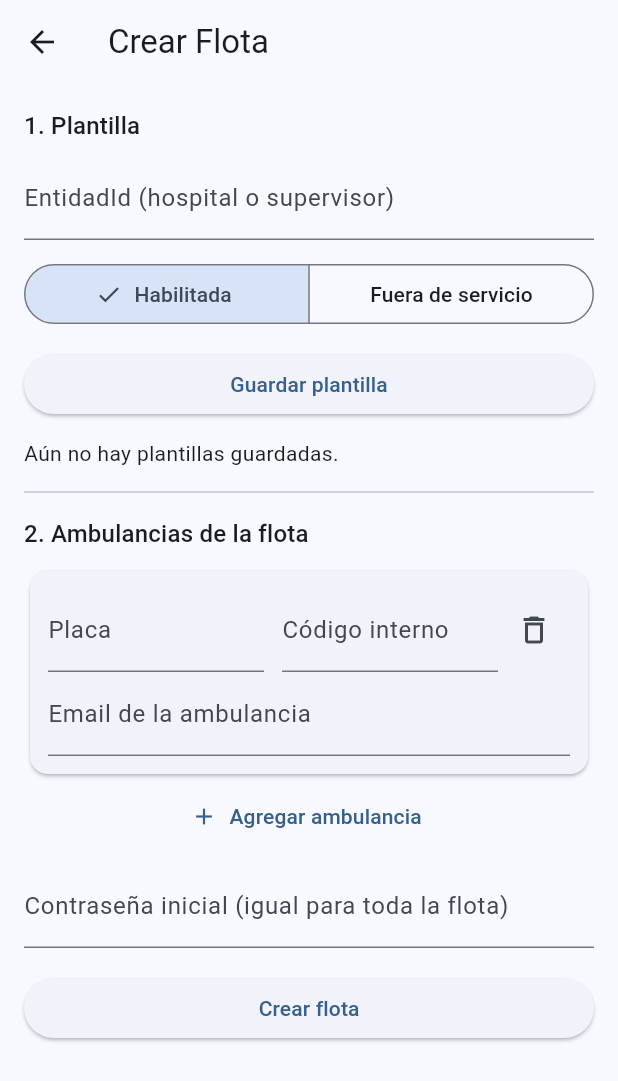
After one commit to Efe-T28/vialert, a Flutter app: the AdminCrearPersonalScreen screen opened directly, after a tap on "Crear Flota", on a phone screen of 412 x 824 dp. The commit adds this screen. Shown: the top 1081 px of the screen. Run offline on Flutter 3.47's test engine with Material 3 defaults, Android fonts, the phone set to English and light mode, and no system bars; our stand-ins replace cloud_firestore, firebase_auth, firebase_core, geolocator, google_maps_flutter; missing offline and left inert: flutter_polyline_points; accounts and stored records are empty; generated files the repository leaves out were written again.

Commit message:
Patron Prototype aplicado para crear flotas de ambulancias desde plantillas

```diff
--- /dev/null
+++ b/lib/controllers/flota_controller.dart
@@ -0,0 +1,110 @@
+import 'package:flutter/foundation.dart';
+import '../domain/builders/ambulancia_builder.dart';
+import '../domain/builders/ambulancia_director.dart';
+import '../domain/plantillas_flota.dart';
+import '../services/i_auth_service.dart';
+
+/// Datos propios de cada unidad de la flota.
+class FilaFlota {
+  final String placa;
+  final String codigoInterno;
+  final String email;
+  final String password;
+
+  const FilaFlota({
+    required this.placa,
+    required this.codigoInterno,
+    required this.email,
+    required this.password,
+  });
+}
+
+/// Resultado de procesar una fila: error == null significa creada.
+class ResultadoFila {
+  final FilaFlota fila;
+  final String? error;
+
+  const ResultadoFila(this.fila, {this.error});
+
+  bool get exito => error == null;
+}
+
+class FlotaController extends ChangeNotifier {
+  final IAuthService _auth;
+  final PlantillasFlota _plantillas;
+
+  FlotaController(this._auth, {PlantillasFlota? plantillas})
+      : _plantillas = plantillas ?? PlantillasFlota();
+
+  bool creando = false;
+  int procesadas = 0;
+  int total = 0;
+  List<ResultadoFila> resultados = const [];
+
+  List<String> get entidadesConPlantilla => _plantillas.entidades;
+
+  /// Define (o reemplaza) la plantilla de una entidad.
+  /// Devuelve un mensaje de error, o null si todo salió bien.
+  String? definirPlantilla(
+    String entidadId, {
+    String estadoOperativo = 'habilitada',
+  }) {
+    if (entidadId.trim().isEmpty) return 'La entidad no puede estar vacía';
+
+    final base = AmbulanciaBuilder();
+    AmbulanciaDirector(base).construirPlantilla(
+      entidadId: entidadId,
+      estadoOperativo: estadoOperativo,
+    );
+    _plantillas.registrar(entidadId, base);
+    notifyListeners();
+    return null;
+  }
+
+  /// Se llama al abrir la pantalla. No notifica: aún no se ha construido.
+  void limpiarResultados() {
+    if (creando) return;
+    resultados = const [];
+  }
+
+  /// Crea una ambulancia por fila, en secuencia. Un error en una fila no
+  /// detiene las demás; el resultado de cada una queda en la lista devuelta.
+  Future<List<ResultadoFila>> crearFlota(
+    String entidadId,
+    List<FilaFlota> filas,
+  ) async {
+    if (creando) return const [];
+
+    creando = true;
+    procesadas = 0;
+    total = filas.length;
+    resultados = const [];
+    notifyListeners();
+
+    final salida = <ResultadoFila>[];
+    for (final fila in filas) {
+      try {
+        final datos = _plantillas.nueva(entidadId); // Prototype: clon
+        AmbulanciaDirector(datos).completarUnidad(
+          placa: fila.placa,
+          codigoInterno: fila.codigoInterno,
+        );
+        await _auth.registerAmbulancia(
+          email: fila.email,
+          password: fila.password,
+          datos: datos,
+        );
+        salida.add(ResultadoFila(fila));
+      } catch (e) {
+        salida.add(ResultadoFila(fila, error: e.toString()));
+      }
+      procesadas++;
+      notifyListeners();
+    }
+
+    resultados = salida;
+    creando = false;
+    notifyListeners();
+    return salida;
+  }
+}
--- a/lib/domain/builders/ambulancia_builder.dart
+++ b/lib/domain/builders/ambulancia_builder.dart
@@ -41,6 +41,14 @@ class AmbulanciaBuilder implements IAmbulanciaBuilder {
   }
 
   @override
+  AmbulanciaBuilder clone() => AmbulanciaBuilder()
+    .._placa = _placa
+    .._codigoInterno = _codigoInterno
+    .._entidadId = _entidadId
+    .._email = _email
+    .._estadoOperativo = _estadoOperativo;
+
+  @override
   AmbulanciaModel build({required String id}) {
     final placa = _placa ?? '';
     final codigo = _codigoInterno ?? '';
--- a/lib/domain/builders/ambulancia_director.dart
+++ b/lib/domain/builders/ambulancia_director.dart
@@ -29,4 +29,22 @@ class AmbulanciaDirector {
       ..entidad(entidadId)
       ..estadoOperativo('inactiva');
   }
+
+  void construirPlantilla({
+    required String entidadId,
+    String estadoOperativo = 'habilitada',
+  }) {
+    _builder
+      ..entidad(entidadId)
+      ..estadoOperativo(estadoOperativo);
+  }
+
+  void completarUnidad({
+    required String placa,
+    required String codigoInterno,
+  }) {
+    _builder
+      ..placa(placa)
+      ..codigoInterno(codigoInterno);
+  }
 }
--- a/lib/domain/builders/ambulancia_prueba_builder.dart
+++ b/lib/domain/builders/ambulancia_prueba_builder.dart
@@ -41,6 +41,14 @@ class AmbulanciaPruebaBuilder implements IAmbulanciaBuilder {
     return this;
   }
 
+    @override
+  AmbulanciaPruebaBuilder clone() => AmbulanciaPruebaBuilder()
+    .._placa = _placa
+    .._codigoInterno = _codigoInterno
+    .._entidadId = _entidadId
+    .._email = _email
+    .._estadoOperativo = _estadoOperativo;
+
   @override
   AmbulanciaModel build({required String id}) {
     final n = (++_secuencia).toString().padLeft(3, '0');
--- a/lib/domain/builders/i_ambulancia_builder.dart
+++ b/lib/domain/builders/i_ambulancia_builder.dart
@@ -1,6 +1,7 @@
 import '../../models/ambulancia_model.dart';
+import '../prototipo.dart';
 
-abstract class IAmbulanciaBuilder {
+abstract class IAmbulanciaBuilder implements Prototipo<IAmbulanciaBuilder> {
   IAmbulanciaBuilder placa(String valor);
   IAmbulanciaBuilder codigoInterno(String valor);
   IAmbulanciaBuilder entidad(String valor);
--- /dev/null
+++ b/lib/domain/plantillas_flota.dart
@@ -0,0 +1,22 @@
+import 'builders/i_ambulancia_builder.dart';
+
+class PlantillasFlota {
+  final Map<String, IAmbulanciaBuilder> _plantillas = {};
+
+  static String normalizar(String entidadId) => entidadId.trim().toUpperCase();
+
+  List<String> get entidades => _plantillas.keys.toList()..sort();
+
+  void registrar(String entidadId, IAmbulanciaBuilder base) {
+    _plantillas[normalizar(entidadId)] = base.clone();
+  }
+
+  /// Entrega un clon listo para completar. Nunca entrega el original.
+  IAmbulanciaBuilder nueva(String entidadId) {
+    final base = _plantillas[normalizar(entidadId)];
+    if (base == null) {
+      throw StateError('No hay plantilla para la entidad $entidadId');
+    }
+    return base.clone();
+  }
+}
--- /dev/null
+++ b/lib/domain/prototipo.dart
@@ -0,0 +1,4 @@
+/// Prototype (interfaz): un objeto que sabe producir una copia de sí mismo.
+abstract class Prototipo<T> {
+  T clone();
+}
--- a/lib/main.dart
+++ b/lib/main.dart
@@ -9,6 +9,7 @@ import 'controllers/personal_controller.dart';
 import 'controllers/ambulancia_controller.dart';
 import 'controllers/map_controller.dart';
 import 'controllers/atencion_alerta_controller.dart';
+import 'controllers/flota_controller.dart';
 import 'services/i_auth_service.dart';
 import 'services/i_database_service.dart';
 import 'services/i_location_service.dart';
@@ -53,6 +54,8 @@ void main() async {
         ChangeNotifierProvider<AmbulanciaController>(
             create: (ctx) =>
                 AmbulanciaController(ctx.read<IDatabaseService>())),
+        ChangeNotifierProvider<FlotaController>(
+            create: (ctx) => FlotaController(ctx.read<IAuthService>())),
         ChangeNotifierProvider<MapController>(
             create: (ctx) => MapController(
                   mapsService: ctx.read<IMapsService>(),
--- a/lib/ui/admin/admin_crear_personal_screen.dart
+++ b/lib/ui/admin/admin_crear_personal_screen.dart
@@ -2,6 +2,7 @@ import 'package:flutter/material.dart';
 import 'crear_conductor_screen.dart';
 import 'crear_paramedico_screen.dart';
 import 'crear_ambulancia_screen.dart';
+import 'crear_flota_screen.dart';
 
 class AdminCrearPersonalScreen extends StatelessWidget {
   const AdminCrearPersonalScreen({super.key});
@@ -14,8 +15,7 @@ class AdminCrearPersonalScreen extends StatelessWidget {
       ),
       body: Padding(
         padding: const EdgeInsets.all(16),
-        child: Column(
-          crossAxisAlignment: CrossAxisAlignment.stretch,
+        child: ListView(
           children: [
             const Text(
               'Gestión de Personal',
@@ -64,6 +64,18 @@ class AdminCrearPersonalScreen extends StatelessWidget {
                 MaterialPageRoute(
                   builder: (_) => const CrearAmbulanciaScreen(),
                 ),
+              ),
+            ),
+                        const SizedBox(height: 16),
+            _buildOptionCard(
+              context: context,
+              icon: Icons.local_shipping,
+              title: 'Crear Flota',
+              subtitle: 'Registrar varias ambulancias con una plantilla',
+              color: Colors.orange,
+              onTap: () => Navigator.push(
+                context,
+                MaterialPageRoute(builder: (_) => const CrearFlotaScreen()),
               ),
             ),
           ],
--- /dev/null
+++ b/lib/ui/admin/crear_flota_screen.dart
@@ -0,0 +1,279 @@
+import 'package:flutter/material.dart';
+import 'package:provider/provider.dart';
+import '../../controllers/flota_controller.dart';
+import '../../domain/plantillas_flota.dart';
+
+/// Controladores de una fila (una ambulancia) del formulario.
+class _FilaCtrl {
+  final placa = TextEditingController();
+  final codigo = TextEditingController();
+  final email = TextEditingController();
+
+  bool get vacia =>
+      placa.text.trim().isEmpty &&
+      codigo.text.trim().isEmpty &&
+      email.text.trim().isEmpty;
+
+  void dispose() {
+    placa.dispose();
+    codigo.dispose();
+    email.dispose();
+  }
+}
+
+class CrearFlotaScreen extends StatefulWidget {
+  const CrearFlotaScreen({super.key});
+
+  @override
+  State<CrearFlotaScreen> createState() => _CrearFlotaScreenState();
+}
+
+class _CrearFlotaScreenState extends State<CrearFlotaScreen> {
+  final _entidadCtrl = TextEditingController();
+  final _passwordCtrl = TextEditingController();
+  final List<_FilaCtrl> _filas = [_FilaCtrl()];
+  String _estadoPlantilla = 'habilitada';
+  String? _entidadElegida;
+
+  @override
+  void initState() {
+    super.initState();
+    context.read<FlotaController>().limpiarResultados();
+  }
+
+  @override
+  void dispose() {
+    _entidadCtrl.dispose();
+    _passwordCtrl.dispose();
+    for (final f in _filas) {
+      f.dispose();
+    }
+    super.dispose();
+  }
+
+  void _aviso(String mensaje) {
+    ScaffoldMessenger.of(context)
+        .showSnackBar(SnackBar(content: Text(mensaje)));
+  }
+
+  void _agregarFila() => setState(() => _filas.add(_FilaCtrl()));
+
+  void _quitarFilas(List<_FilaCtrl> quitar) {
+    setState(() {
+      _filas.removeWhere(quitar.contains);
+      if (_filas.isEmpty) _filas.add(_FilaCtrl());
+    });
+    // Se liberan después del frame: los TextField aún usan estos controllers.
+    WidgetsBinding.instance.addPostFrameCallback((_) {
+      for (final f in quitar) {
+        f.dispose();
+      }
+    });
+  }
+
+  void _guardarPlantilla() {
+    final error = context.read<FlotaController>().definirPlantilla(
+          _entidadCtrl.text,
+          estadoOperativo: _estadoPlantilla,
+        );
+    if (error != null) {
+      _aviso(error);
+      return;
+    }
+    setState(() {
+      _entidadElegida = PlantillasFlota.normalizar(_entidadCtrl.text);
+    });
+  }
+
+  Future<void> _crearFlota() async {
+    final flota = context.read<FlotaController>();
+    final entidad = _entidadElegida;
+    final password = _passwordCtrl.text.trim();
+
+    if (entidad == null) {
+      _aviso('Guarda o elige una plantilla primero');
+      return;
+    }
+    if (password.isEmpty) {
+      _aviso('Escribe la contraseña inicial');
+      return;
+    }
+    final enviadas = _filas.where((f) => !f.vacia).toList();
+    if (enviadas.isEmpty) {
+      _aviso('Agrega al menos una ambulancia');
+      return;
+    }
+
+    final resultados = await flota.crearFlota(entidad, [
+      for (final f in enviadas)
+        FilaFlota(
+          placa: f.placa.text,
+          codigoInterno: f.codigo.text,
+          email: f.email.text.trim(),
+          password: password,
+        ),
+    ]);
+
+    // Las creadas salen del formulario; quedan solo las que fallaron.
+    if (!mounted || resultados.length != enviadas.length) return;
+    _quitarFilas([
+      for (var i = 0; i < enviadas.length; i++)
+        if (resultados[i].exito) enviadas[i],
+    ]);
+  }
+
+  @override
+  Widget build(BuildContext context) {
+    final flota = context.watch<FlotaController>();
+    final plantillas = flota.entidadesConPlantilla;
+    final titulo = Theme.of(context).textTheme.titleMedium;
+
+    return Scaffold(
+      appBar: AppBar(title: const Text('Crear Flota')),
+      body: ListView(
+        padding: const EdgeInsets.all(16),
+        children: [
+          Text('1. Plantilla', style: titulo),
+          const SizedBox(height: 8),
+          TextField(
+            controller: _entidadCtrl,
+            decoration: const InputDecoration(
+                labelText: 'EntidadId (hospital o supervisor)'),
+          ),
+          const SizedBox(height: 12),
+          SegmentedButton<String>(
+            segments: const [
+              ButtonSegment(value: 'habilitada', label: Text('Habilitada')),
+              ButtonSegment(
+                  value: 'inactiva', label: Text('Fuera de servicio')),
+            ],
+            selected: {_estadoPlantilla},
+            onSelectionChanged: (s) =>
+                setState(() => _estadoPlantilla = s.first),
+          ),
+          const SizedBox(height: 12),
+          ElevatedButton(
+            onPressed: _guardarPlantilla,
+            child: const Text('Guardar plantilla'),
+          ),
+          const SizedBox(height: 12),
+          if (plantillas.isEmpty)
+            const Text('Aún no hay plantillas guardadas.')
+          else
+            Wrap(
+              spacing: 8,
+              children: [
+                for (final e in plantillas)
+                  ChoiceChip(
+                    label: Text(e),
+                    selected: e == _entidadElegida,
+                    onSelected: (_) => setState(() => _entidadElegida = e),
+                  ),
+              ],
+            ),
+          const Divider(height: 32),
+          Text('2. Ambulancias de la flota', style: titulo),
+          const SizedBox(height: 8),
+          for (final fila in _filas)
+            _FilaWidget(
+              key: ObjectKey(fila),
+              fila: fila,
+              onQuitar: () => _quitarFilas([fila]),
+            ),
+          TextButton.icon(
+            onPressed: _agregarFila,
+            icon: const Icon(Icons.add),
+            label: const Text('Agregar ambulancia'),
+          ),
+          const SizedBox(height: 8),
+          TextField(
+            controller: _passwordCtrl,
+            obscureText: true,
+            decoration: const InputDecoration(
+                labelText: 'Contraseña inicial (igual para toda la flota)'),
+          ),
+          const SizedBox(height: 16),
+          if (flota.creando) ...[
+            LinearProgressIndicator(
+              value: flota.total == 0 ? null : flota.procesadas / flota.total,
+            ),
+            const SizedBox(height: 8),
+            Text('Procesadas ${flota.procesadas} de ${flota.total}'),
+          ] else
+            ElevatedButton(
+              onPressed: _crearFlota,
+              child: const Text('Crear flota'),
+            ),
+          if (flota.resultados.isNotEmpty) ...[
+            const Divider(height: 32),
+            Text(
+              'Resultado: ${flota.resultados.where((r) => r.exito).length} '
+              'creadas, ${flota.resultados.where((r) => !r.exito).length} '
+              'con error',
+              style: titulo,
+            ),
+            for (final r in flota.resultados)
+              ListTile(
+                dense: true,
+                leading: Icon(
+                  r.exito ? Icons.check_circle : Icons.error,
+                  color: r.exito ? Colors.green : Colors.red,
+                ),
+                title: Text(r.fila.placa),
+                subtitle: Text(r.exito ? r.fila.email : r.error!),
+              ),
+          ],
+        ],
+      ),
+    );
+  }
+}
+
+class _FilaWidget extends StatelessWidget {
+  final _FilaCtrl fila;
+  final VoidCallback onQuitar;
+
+  const _FilaWidget({super.key, required this.fila, required this.onQuitar});
+
+  @override
+  Widget build(BuildContext context) {
+    return Card(
+      child: Padding(
+        padding: const EdgeInsets.all(12),
+        child: Column(
+          children: [
+            Row(
+              children: [
+                Expanded(
+                  child: TextField(
+                    controller: fila.placa,
+                    decoration: const InputDecoration(labelText: 'Placa'),
+                  ),
+                ),
+                const SizedBox(width: 12),
+                Expanded(
+                  child: TextField(
+                    controller: fila.codigo,
+                    decoration:
+                        const InputDecoration(labelText: 'Código interno'),
+                  ),
+                ),
+                IconButton(
+                  icon: const Icon(Icons.delete_outline),
+                  tooltip: 'Quitar',
+                  onPressed: onQuitar,
+                ),
+              ],
+            ),
+            TextField(
+              controller: fila.email,
+              keyboardType: TextInputType.emailAddress,
+              decoration:
+                  const InputDecoration(labelText: 'Email de la ambulancia'),
+            ),
+          ],
+        ),
+      ),
+    );
+  }
+}
```
